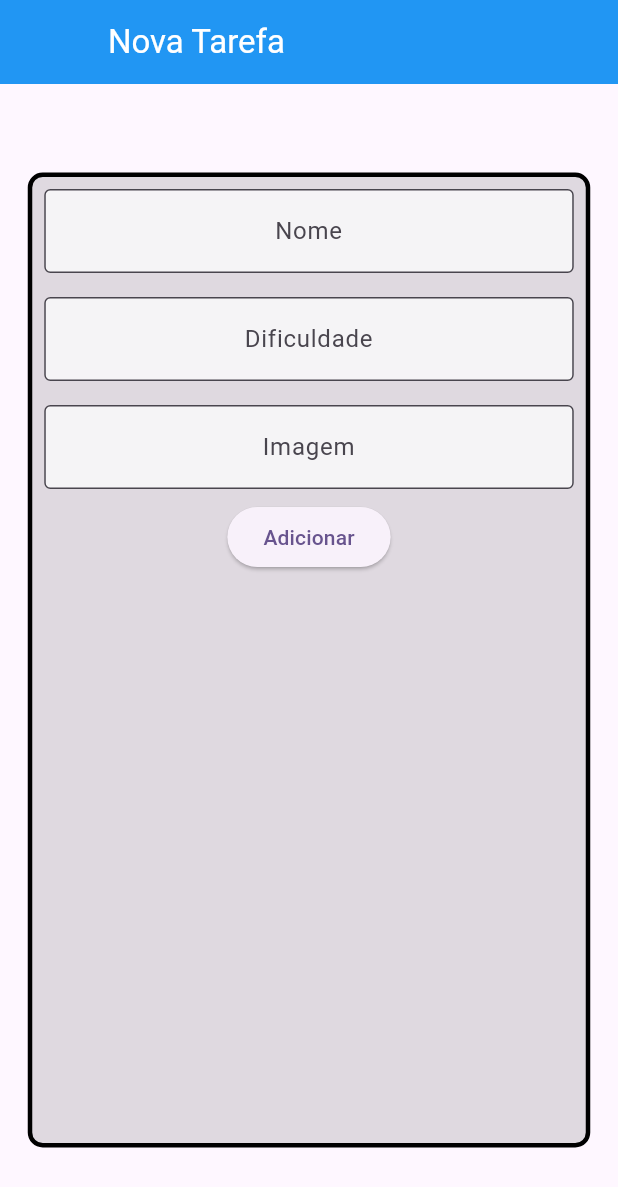
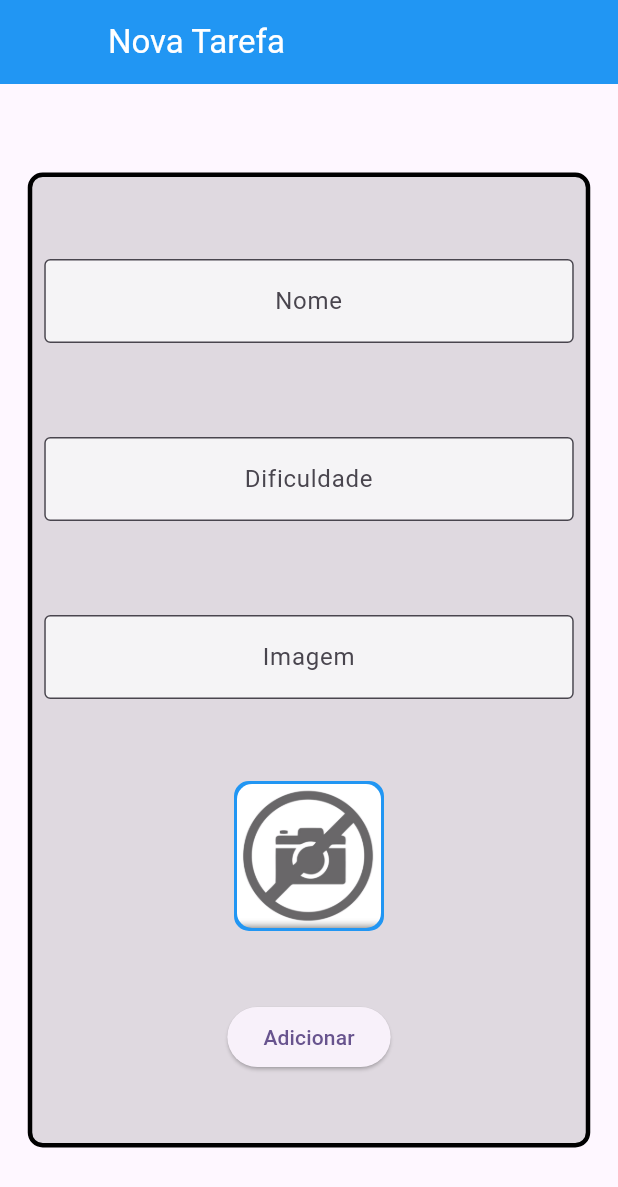
Before and after one commit to manuelluvuvamo/primeiro-projecto-flutter, a Flutter app: the screen it shows after launch, on a phone screen of 412 x 824 dp. Shown: the top 1187 px of the screen. Run offline on Flutter 3.47's test engine with Material 3 defaults, Android fonts, the phone set to English and light mode, and no system bars; network calls fail.

Commit message:
feat/form-task

```diff
--- a/lib/screens/form_screen.dart
+++ b/lib/screens/form_screen.dart
@@ -8,7 +8,6 @@ class FormScreen extends StatefulWidget {
 }
 
 class _FormScreenState extends State<FormScreen> {
-
   TextEditingController nameController = TextEditingController();
   TextEditingController difficultyController = TextEditingController();
   TextEditingController imageController = TextEditingController();
@@ -26,6 +25,7 @@ class _FormScreenState extends State<FormScreen> {
           ),
         ),
         body: Center(
+            child: SingleChildScrollView(
           child: Container(
             height: 650,
             width: 375,
@@ -34,6 +34,8 @@ class _FormScreenState extends State<FormScreen> {
                 color: Colors.black12,
                 border: Border.all(width: 3)),
             child: Column(
+              mainAxisAlignment: MainAxisAlignment.spaceEvenly,
+              crossAxisAlignment: CrossAxisAlignment.center,
               children: [
                 Padding(
                   padding: const EdgeInsets.all(8.0),
@@ -44,42 +46,61 @@ class _FormScreenState extends State<FormScreen> {
                           border: OutlineInputBorder(),
                           hintText: 'Nome',
                           fillColor: Colors.white70,
-                    filled: true
-                  )
-                ),
+                          filled: true)),
                 ),
                 Padding(
                   padding: const EdgeInsets.all(8.0),
                   child: TextFormField(
+                      keyboardType: TextInputType.number,
                       controller: difficultyController,
                       textAlign: TextAlign.center,
                       decoration: InputDecoration(
                           border: OutlineInputBorder(),
                           hintText: 'Dificuldade',
                           fillColor: Colors.white70,
-                    filled: true
-                  )
-                ),
+                          filled: true)),
                 ),
                 Padding(
                   padding: const EdgeInsets.all(8.0),
                   child: TextFormField(
+                      onChanged: (text) {
+                        setState(() {});
+                      },
+                      keyboardType: TextInputType.url,
                       controller: imageController,
                       textAlign: TextAlign.center,
                       decoration: InputDecoration(
                           border: OutlineInputBorder(),
                           hintText: 'Imagem',
                           fillColor: Colors.white70,
-                    filled: true
-                  )
+                          filled: true)),
                 ),
-              ),
-              ElevatedButton(onPressed: () {
+                Container(
+                    height: 100,
+                    width: 100,
+                    decoration: BoxDecoration(
+                        color: Colors.blue,
+                        borderRadius: BorderRadius.circular(10),
+                        border: Border.all(width: 2, color: Colors.blue)),
+                    child: ClipRRect(
+                        borderRadius: BorderRadius.circular(10),
+                        child: Image.network(imageController.text, errorBuilder:
+                            (BuildContext context, Object exception,
+                                StackTrace? stackTrace) {
+                          return Image.asset(
+                            'assets/images/nophoto.webp',
+                            fit: BoxFit.cover,
+                          );
+                        }, fit: BoxFit.cover))),
+                ElevatedButton(
+                    onPressed: () {
                       print(nameController.text);
                       print(int.parse(difficultyController.text));
                       print(imageController.text);
-              }, child: Text('Adicionar'))
+                    },
+                    child: Text('Adicionar'))
               ],
+            ),
           ),
         )));
   }
```
Also changed, not shown: assets/images/nophoto.webp (added). Lines whose indentation alone changed are shown as unchanged.
